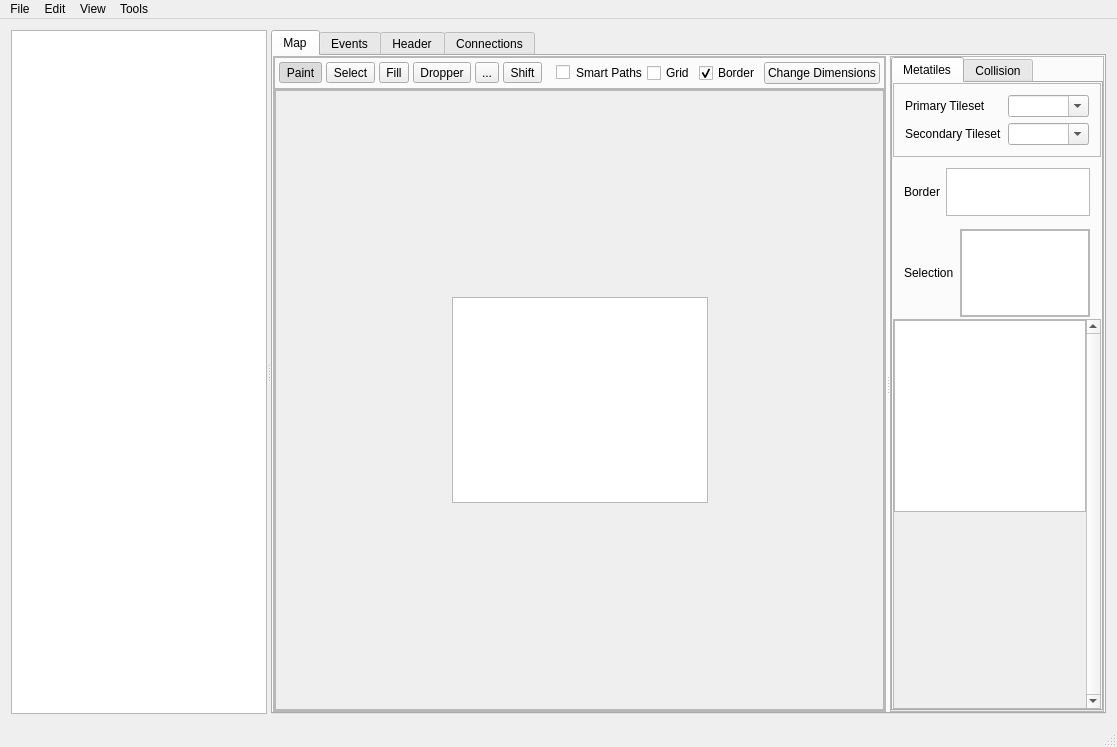
Above: mainwindow.ui from huderlem/porymap before the change. Below: the same form after it.
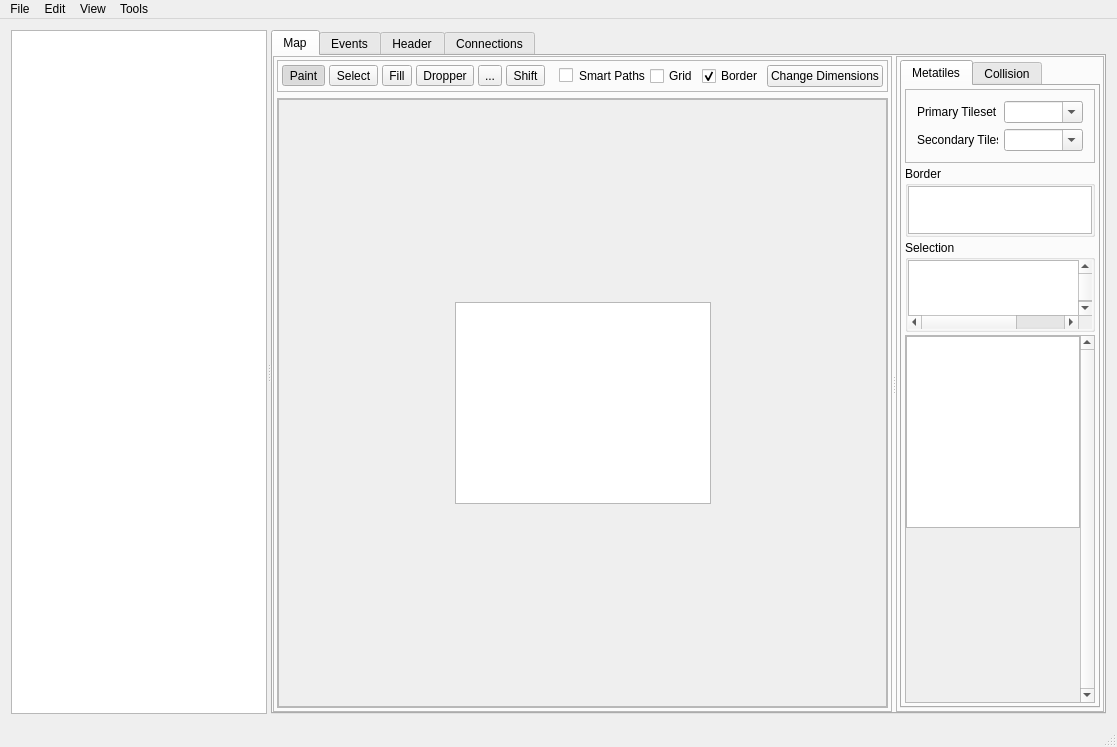
That is the form after the change. Icons and pictures are not drawn. Custom widgets are drawn as their Qt base class.

Diff of the .ui file:
```diff
--- a/mainwindow.ui
+++ b/mainwindow.ui
@@ -115,19 +115,19 @@
             </property>
             <layout class="QGridLayout" name="gridLayout_4">
              <property name="leftMargin">
-              <number>0</number>
+              <number>3</number>
              </property>
              <property name="topMargin">
-              <number>0</number>
+              <number>3</number>
              </property>
              <property name="rightMargin">
-              <number>0</number>
+              <number>3</number>
              </property>
              <property name="bottomMargin">
-              <number>0</number>
+              <number>3</number>
              </property>
              <property name="spacing">
-              <number>0</number>
+              <number>6</number>
              </property>
              <item row="0" column="0">
               <widget class="QFrame" name="frame_6">
@@ -379,7 +379,7 @@
                      <x>0</x>
                      <y>0</y>
                      <width>469</width>
-                     <height>620</height>
+                     <height>608</height>
                     </rect>
                    </property>
                    <layout class="QGridLayout" name="gridLayout_8">
@@ -490,16 +490,16 @@
             </property>
             <layout class="QVBoxLayout" name="verticalLayout_6">
              <property name="leftMargin">
-              <number>0</number>
+              <number>3</number>
              </property>
              <property name="topMargin">
-              <number>0</number>
+              <number>3</number>
              </property>
              <property name="rightMargin">
-              <number>0</number>
+              <number>3</number>
              </property>
              <property name="bottomMargin">
-              <number>0</number>
+              <number>3</number>
              </property>
              <item>
               <widget class="QTabWidget" name="tabWidget_2">
@@ -533,19 +533,19 @@
                 </attribute>
                 <layout class="QGridLayout" name="gridLayout_3">
                  <property name="leftMargin">
-                  <number>0</number>
+                  <number>3</number>
                  </property>
                  <property name="topMargin">
-                  <number>0</number>
+                  <number>3</number>
                  </property>
                  <property name="rightMargin">
-                  <number>0</number>
+                  <number>3</number>
                  </property>
                  <property name="bottomMargin">
-                  <number>0</number>
+                  <number>3</number>
                  </property>
                  <property name="spacing">
-                  <number>0</number>
+                  <number>3</number>
                  </property>
                  <item row="0" column="0">
                   <widget class="QFrame" name="frame_Tilesets">
@@ -605,100 +605,6 @@
                    </layout>
                   </widget>
                  </item>
-                 <item row="1" column="0">
-                  <widget class="QFrame" name="frame_10">
-                   <property name="sizePolicy">
-                    <sizepolicy hsizetype="Preferred" vsizetype="Preferred">
-                     <horstretch>0</horstretch>
-                     <verstretch>0</verstretch>
-                    </sizepolicy>
-                   </property>
-                   <property name="frameShape">
-                    <enum>QFrame::NoFrame</enum>
-                   </property>
-                   <property name="frameShadow">
-                    <enum>QFrame::Raised</enum>
-                   </property>
-                   <layout class="QHBoxLayout" name="horizontalLayout_5">
-                    <property name="spacing">
-                     <number>6</number>
-                    </property>
-                    <property name="sizeConstraint">
-                     <enum>QLayout::SetDefaultConstraint</enum>
-                    </property>
-                    <item>
-                     <spacer name="horizontalSpacer_13">
-                      <property name="orientation">
-                       <enum>Qt::Horizontal</enum>
-                      </property>
-                      <property name="sizeHint" stdset="0">
-                       <size>
-                        <width>40</width>
-                        <height>20</height>
-                       </size>
-                      </property>
-                     </spacer>
-                    </item>
-                    <item>
-                     <widget class="QLabel" name="label_16">
-                      <property name="sizePolicy">
-                       <sizepolicy hsizetype="Preferred" vsizetype="Minimum">
-                        <horstretch>0</horstretch>
-                        <verstretch>0</verstretch>
-                       </sizepolicy>
-                      </property>
-                      <property name="text">
-                       <string>Border</string>
-                      </property>
-                     </widget>
-                    </item>
-                    <item>
-                     <widget class="QGraphicsView" name="graphicsView_BorderMetatile">
-                      <property name="sizePolicy">
-                       <sizepolicy hsizetype="Minimum" vsizetype="Minimum">
-                        <horstretch>0</horstretch>
-                        <verstretch>0</verstretch>
-                       </sizepolicy>
-                      </property>
-                      <property name="maximumSize">
-                       <size>
-                        <width>16777215</width>
-                        <height>48</height>
-                       </size>
-                      </property>
-                      <property name="toolTip">
-                       <string>&lt;html&gt;&lt;head/&gt;&lt;body&gt;&lt;p&gt;The border is a 2x2 metatile which is repeated outside of the map layout's boundary. Draw on this border area to modify it.&lt;/p&gt;&lt;/body&gt;&lt;/html&gt;</string>
-                      </property>
-                      <property name="frameShape">
-                       <enum>QFrame::StyledPanel</enum>
-                      </property>
-                      <property name="frameShadow">
-                       <enum>QFrame::Sunken</enum>
-                      </property>
-                      <property name="verticalScrollBarPolicy">
-                       <enum>Qt::ScrollBarAsNeeded</enum>
-                      </property>
-                     </widget>
-                    </item>
-                    <item>
-                     <spacer name="horizontalSpacer_12">
-                      <property name="orientation">
-                       <enum>Qt::Horizontal</enum>
-                      </property>
-                      <property name="sizeType">
-                       <enum>QSizePolicy::Expanding</enum>
-                      </property>
-                      <property name="sizeHint" stdset="0">
-                       <size>
-                        <width>40</width>
-                        <height>20</height>
-                       </size>
-                      </property>
-                     </spacer>
-                    </item>
-                   </layout>
-                  </widget>
-                 </item>
                  <item row="2" column="0">
                   <widget class="QFrame" name="frame_currentMetatileSelection">
                    <property name="sizePolicy">
@@ -727,32 +633,52 @@
                    </property>
                    <layout class="QHBoxLayout" name="horizontalLayout_5">
                     <property name="spacing">
-                     <number>6</number>
+                     <number>0</number>
                     </property>
                     <property name="sizeConstraint">
                      <enum>QLayout::SetDefaultConstraint</enum>
                     </property>
+                    <property name="leftMargin">
+                     <number>0</number>
+                    </property>
                     <property name="topMargin">
-                     <number>2</number>
+                     <number>0</number>
+                    </property>
+                    <property name="rightMargin">
+                     <number>0</number>
                     </property>
                     <property name="bottomMargin">
-                     <number>2</number>
+                     <number>0</number>
                     </property>
                     <item>
-                     <widget class="QLabel" name="label_10">
-                      <property name="sizePolicy">
-                       <sizepolicy hsizetype="Preferred" vsizetype="Minimum">
-                        <horstretch>0</horstretch>
-                        <verstretch>0</verstretch>
-                       </sizepolicy>
-                      </property>
-                      <property name="text">
+                     <widget class="QGroupBox" name="groupBox_2">
+                      <property name="title">
                        <string>Selection</string>
                       </property>
-                     </widget>
-                    </item>
-                    <item>
+                      <layout class="QGridLayout" name="gridLayout_17">
+                       <property name="leftMargin">
+                        <number>0</number>
+                       </property>
+                       <property name="topMargin">
+                        <number>0</number>
+                       </property>
+                       <property name="rightMargin">
+                        <number>0</number>
+                       </property>
+                       <property name="bottomMargin">
+                        <number>0</number>
+                       </property>
+                       <property name="spacing">
+                        <number>0</number>
+                       </property>
+                       <item row="0" column="0">
                      <widget class="QScrollArea" name="scrollArea_6">
+                         <property name="frameShape">
+                          <enum>QFrame::NoFrame</enum>
+                         </property>
+                         <property name="frameShadow">
+                          <enum>QFrame::Plain</enum>
+                         </property>
                       <property name="widgetResizable">
                        <bool>true</bool>
                       </property>
@@ -761,11 +687,14 @@
                         <rect>
                          <x>0</x>
                          <y>0</y>
-                         <width>275</width>
-                         <height>86</height>
+                            <width>324</width>
+                            <height>77</height>
                         </rect>
                        </property>
                        <layout class="QHBoxLayout" name="horizontalLayout_7">
+                           <property name="spacing">
+                            <number>0</number>
+                           </property>
                         <property name="leftMargin">
                          <number>0</number>
                         </property>
@@ -794,7 +723,7 @@
                         <item>
                          <widget class="QGraphicsView" name="graphicsView_currentMetatileSelection">
                           <property name="sizePolicy">
-                           <sizepolicy hsizetype="Preferred" vsizetype="Preferred">
+                              <sizepolicy hsizetype="Minimum" vsizetype="Preferred">
                             <horstretch>0</horstretch>
                             <verstretch>0</verstretch>
                            </sizepolicy>
@@ -836,6 +765,9 @@
                    </layout>
                   </widget>
                  </item>
+                   </layout>
+                  </widget>
+                 </item>
                  <item row="3" column="0">
                   <widget class="QScrollArea" name="scrollArea_2">
                    <property name="sizePolicy">
@@ -867,8 +799,8 @@
                      <rect>
                       <x>0</x>
                       <y>0</y>
-                      <width>325</width>
-                      <height>405</height>
+                      <width>307</width>
+                      <height>387</height>
                      </rect>
                     </property>
                     <property name="sizePolicy">
@@ -893,6 +825,9 @@
                      <property name="bottomMargin">
                       <number>0</number>
                      </property>
+                     <property name="spacing">
+                      <number>0</number>
+                     </property>
                      <item row="1" column="1">
                       <spacer name="verticalSpacer_5">
                        <property name="orientation">
@@ -958,6 +893,84 @@
                    </widget>
                   </widget>
                  </item>
+                 <item row="1" column="0">
+                  <widget class="QGroupBox" name="groupBox">
+                   <property name="title">
+                    <string>Border</string>
+                   </property>
+                   <layout class="QGridLayout" name="gridLayout_16">
+                    <property name="leftMargin">
+                     <number>0</number>
+                    </property>
+                    <property name="topMargin">
+                     <number>0</number>
+                    </property>
+                    <property name="rightMargin">
+                     <number>0</number>
+                    </property>
+                    <property name="bottomMargin">
+                     <number>0</number>
+                    </property>
+                    <property name="spacing">
+                     <number>0</number>
+                    </property>
+                    <item row="0" column="1">
+                     <widget class="QGraphicsView" name="graphicsView_BorderMetatile">
+                      <property name="sizePolicy">
+                       <sizepolicy hsizetype="Minimum" vsizetype="Minimum">
+                        <horstretch>0</horstretch>
+                        <verstretch>0</verstretch>
+                       </sizepolicy>
+                      </property>
+                      <property name="maximumSize">
+                       <size>
+                        <width>16777215</width>
+                        <height>48</height>
+                       </size>
+                      </property>
+                      <property name="toolTip">
+                       <string>&lt;html&gt;&lt;head/&gt;&lt;body&gt;&lt;p&gt;The border is a 2x2 metatile which is repeated outside of the map layout's boundary. Draw on this border area to modify it.&lt;/p&gt;&lt;/body&gt;&lt;/html&gt;</string>
+                      </property>
+                      <property name="frameShape">
+                       <enum>QFrame::StyledPanel</enum>
+                      </property>
+                      <property name="frameShadow">
+                       <enum>QFrame::Sunken</enum>
+                      </property>
+                      <property name="verticalScrollBarPolicy">
+                       <enum>Qt::ScrollBarAsNeeded</enum>
+                      </property>
+                     </widget>
+                    </item>
+                    <item row="0" column="0">
+                     <spacer name="horizontalSpacer_12">
+                      <property name="orientation">
+                       <enum>Qt::Horizontal</enum>
+                      </property>
+                      <property name="sizeHint" stdset="0">
+                       <size>
+                        <width>40</width>
+                        <height>20</height>
+                       </size>
+                      </property>
+                     </spacer>
+                    </item>
+                    <item row="0" column="2">
+                     <spacer name="horizontalSpacer_13">
+                      <property name="orientation">
+                       <enum>Qt::Horizontal</enum>
+                      </property>
+                      <property name="sizeHint" stdset="0">
+                       <size>
+                        <width>40</width>
+                        <height>20</height>
+                       </size>
+                      </property>
+                     </spacer>
+                    </item>
+                   </layout>
+                  </widget>
+                 </item>
                 </layout>
                </widget>
                <widget class="QWidget" name="tab_collision">
```
Left out of the diff: 126 changed lines with no effect on the pictures. Lines whose indentation alone changed are shown as unchanged.
